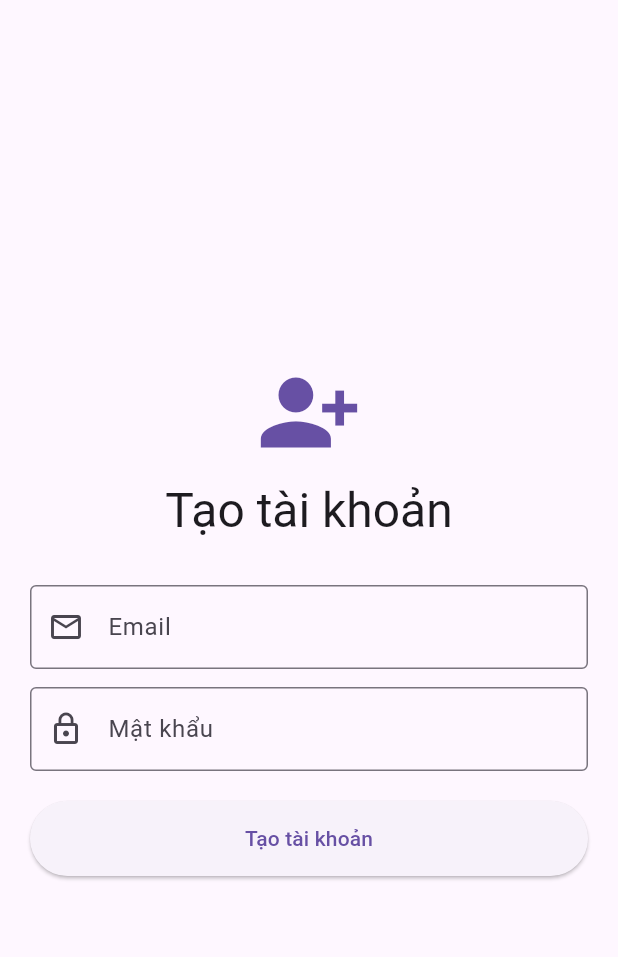
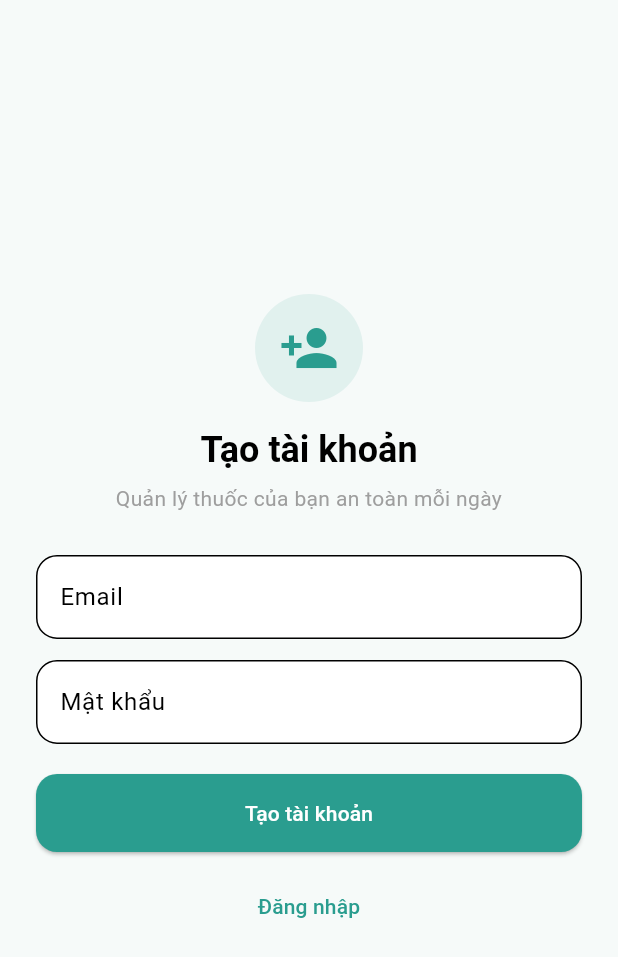
Before and after one commit to linh59/checkin-medicine, a Flutter app: the SignupPage screen opened directly, on a phone screen of 412 x 824 dp. Shown: the top 957 px of the screen. Run offline on Flutter 3.47's test engine with Material 3 defaults, Android fonts, the light colour scheme and no system bars; our stand-ins replace supabase_flutter; accounts and stored records are empty.

Commit message:
update theme

```diff
--- /dev/null
+++ b/lib/core/controllers/theme_controller.dart
@@ -0,0 +1,24 @@
+import 'package:flutter/material.dart';
+
+class ThemeController extends ChangeNotifier {
+  ThemeMode _themeMode = ThemeMode.light;
+
+  ThemeMode get themeMode => _themeMode;
+
+  bool get isDark => _themeMode == ThemeMode.dark;
+
+  void toggleTheme(bool isDark) {
+    _themeMode = isDark ? ThemeMode.dark : ThemeMode.light;
+    notifyListeners();
+  }
+
+  void setLight() {
+    _themeMode = ThemeMode.light;
+    notifyListeners();
+  }
+
+  void setDark() {
+    _themeMode = ThemeMode.dark;
+    notifyListeners();
+  }
+}
--- a/lib/core/theme/app_colors.dart
+++ b/lib/core/theme/app_colors.dart
@@ -1,17 +1,29 @@
-import 'dart:ui';
+import 'package:flutter/material.dart';
 
-class AppColors {
-  static const primary = Color(0xFFD4AF37);
+class WellnessColors {
+  // 🌿 Primary (calm green-blue)
+  static const primary = Color(0xFF2A9D8F);
 
-  static const background =
-  Color(0xFFF8F8F8);
+  // 🌊 Secondary (sky)
+  static const secondary = Color(0xFF4DA3FF);
 
-  static const darkBackground =
-  Color(0xFF121212);
+  // 🌱 Background light
+  static const backgroundLight = Color(0xFFF6FAF9);
 
-  static const card =
-  Color(0xFFFFFFFF);
+  static const surfaceLight = Colors.white;
 
-  static const darkCard =
-  Color(0xFF1E1E1E);
+  // 🌙 Dark mode
+  static const backgroundDark = Color(0xFF0F172A);
+  static const surfaceDark = Color(0xFF162235);
+
+  // 🧠 Text
+  static const textDark = Color(0xFF0F172A);
+  static const textMutedDark = Color(0xFF64748B);
+
+  static const textLight = Color(0xFFF8FAFC);
+  static const textMutedLight = Color(0xFF94A3B8);
+
+  // ⚠️ status
+  static const error = Color(0xFFEF4444);
+  static const warning = Color(0xFFF59E0B);
 }
--- /dev/null
+++ b/lib/core/theme/theme.dart
@@ -0,0 +1,55 @@
+import 'package:flutter/material.dart';
+import 'app_colors.dart';
+
+class AppTheme {
+  static ThemeData light = ThemeData(
+    useMaterial3: true,
+    scaffoldBackgroundColor: WellnessColors.backgroundLight,
+
+    colorScheme: const ColorScheme.light(
+      primary: WellnessColors.primary,
+      secondary: WellnessColors.secondary,
+      surface: WellnessColors.surfaceLight,
+      error: WellnessColors.error,
+    ),
+
+    inputDecorationTheme: InputDecorationTheme(
+      filled: true,
+      fillColor: Colors.white,
+      border: OutlineInputBorder(
+        borderRadius: BorderRadius.circular(14),
+      ),
+    ),
+
+    elevatedButtonTheme: ElevatedButtonThemeData(
+      style: ElevatedButton.styleFrom(
+        backgroundColor: WellnessColors.primary,
+        foregroundColor: Colors.white,
+        minimumSize: const Size.fromHeight(52),
+        shape: RoundedRectangleBorder(
+          borderRadius: BorderRadius.circular(14),
+        ),
+      ),
+    ),
+  );
+
+  static ThemeData dark = ThemeData(
+    useMaterial3: true,
+    scaffoldBackgroundColor: WellnessColors.backgroundDark,
+
+    colorScheme: const ColorScheme.dark(
+      primary: WellnessColors.primary,
+      secondary: WellnessColors.secondary,
+      surface: WellnessColors.surfaceDark,
+      error: WellnessColors.error,
+    ),
+
+    inputDecorationTheme: InputDecorationTheme(
+      filled: true,
+      fillColor: WellnessColors.surfaceDark,
+      border: OutlineInputBorder(
+        borderRadius: BorderRadius.circular(14),
+      ),
+    ),
+  );
+}
--- a/lib/features/auth/signup_page.dart
+++ b/lib/features/auth/signup_page.dart
@@ -1,7 +1,8 @@
+import 'package:checkin_medicine/core/services/auth_gate.dart';
 import 'package:flutter/material.dart';
-import 'package:checkin_medicine/core/services/auth_service.dart';
-import 'package:checkin_medicine/core/services/auth_gate.dart';
-import 'package:checkin_medicine/l10n/app_localizations.dart';
+import '../../../core/theme/app_colors.dart';
+import '../../../core/services/auth_service.dart';
+import '../../../l10n/app_localizations.dart';
 
 class SignupPage extends StatefulWidget {
   const SignupPage({super.key});
@@ -13,42 +14,70 @@ class SignupPage extends StatefulWidget {
 class _SignupPageState extends State<SignupPage> {
   final emailCtrl = TextEditingController();
   final passCtrl = TextEditingController();
-  final authService = AuthService();
 
-  bool isLoading = false;
+  final auth = AuthService();
 
-  Future<void> handleSignup() async {
-    final t = AppLocalizations.of(context)!;
+  bool loading = false;
 
-    setState(() => isLoading = true);
+  String? emailError;
+  String? passError;
+
+  bool validate(AppLocalizations t) {
+    bool ok = true;
+
+    setState(() {
+      emailError = null;
+      passError = null;
+
+      final email = emailCtrl.text.trim();
+      final pass = passCtrl.text.trim();
+
+      // 📧 EMAIL
+      if (email.isEmpty) {
+        emailError = t.emailRequired;
+        ok = false;
+      } else if (!email.contains("@")) {
+        emailError = t.invalidEmail;
+        ok = false;
+      }
+
+      // 🔒 PASSWORD
+      if (pass.isEmpty) {
+        passError = t.passwordRequired;
+        ok = false;
+      } else if (pass.length < 6) {
+        passError = t.passwordMin;
+        ok = false;
+      }
+    });
+
+    return ok;
+  }
+
+  Future<void> signup(AppLocalizations t) async {
+    if (!validate(t)) return;
+
+    setState(() => loading = true);
 
     try {
-      final res = await authService.signUp(
+      final res = await auth.signUp(
         email: emailCtrl.text.trim(),
         password: passCtrl.text.trim(),
       );
 
       if (res.user != null && mounted) {
-        ScaffoldMessenger.of(context).showSnackBar(
-          SnackBar(content: Text(t.signupSuccess)),
-        );
-
         Navigator.pushAndRemoveUntil(
           context,
           MaterialPageRoute(builder: (_) => const AuthGate()),
               (route) => false,
         );
       }
-    } catch (e) {
-      if (mounted) {
-        ScaffoldMessenger.of(context).showSnackBar(
-          SnackBar(content: Text("${t.signupFailed}: $e")),
-        );
-      }
+    } catch (_) {
+      setState(() {
+        passError = t.loginFailed;
+      });
     } finally {
-      if (mounted) {
-        setState(() => isLoading = false);
-      }
+      if (mounted) setState(() => loading = false);
     }
   }
 
@@ -58,72 +87,116 @@ class _SignupPageState extends State<SignupPage> {
     final theme = Theme.of(context);
 
     return Scaffold(
+      backgroundColor: theme.scaffoldBackgroundColor,
+
       body: SafeArea(
-        child: Padding(
-          padding: const EdgeInsets.all(20),
+        child: Center(
+          child: SingleChildScrollView(
+            padding: const EdgeInsets.symmetric(horizontal: 24),
+
+            child: ConstrainedBox(
+              constraints: const BoxConstraints(maxWidth: 420),
+
               child: Column(
-            mainAxisAlignment: MainAxisAlignment.center,
                 children: [
-              Icon(
-                Icons.person_add_alt_1,
-                size: 70,
-                color: theme.colorScheme.primary,
+
+                  // 🌿 ICON
+                  Container(
+                    padding: const EdgeInsets.all(16),
+                    decoration: BoxDecoration(
+                      color: WellnessColors.primary.withOpacity(0.1),
+                      shape: BoxShape.circle,
+                    ),
+                    child: const Icon(
+                      Icons.person_add,
+                      size: 40,
+                      color: WellnessColors.primary,
+                    ),
                   ),
 
-              const SizedBox(height: 10),
+                  const SizedBox(height: 16),
+
+                  // TITLE
+                  Text(
+                    t.createAccount,
+                    style: theme.textTheme.headlineSmall?.copyWith(
+                      fontWeight: FontWeight.bold,
+                    ),
+                  ),
+
+                  const SizedBox(height: 6),
 
                   Text(
-                t.signupTitle,
-                style: theme.textTheme.headlineLarge,
+                    t.loginSubtitle,
+                    textAlign: TextAlign.center,
+                    style: theme.textTheme.bodyMedium?.copyWith(
+                      color: Colors.grey,
+                    ),
                   ),
 
-              const SizedBox(height: 30),
+                  const SizedBox(height: 28),
 
-              // EMAIL
+                  // 📧 EMAIL
                   TextField(
                     controller: emailCtrl,
                     keyboardType: TextInputType.emailAddress,
                     decoration: InputDecoration(
                       labelText: t.email,
-                  border: const OutlineInputBorder(),
-                  prefixIcon: const Icon(Icons.email_outlined),
+                      errorText: emailError,
+                    ),
+                  ),
+
+                  const SizedBox(height: 14),
+
+                  // 🔒 PASSWORD
+                  TextField(
+                    controller: passCtrl,
+                    obscureText: true,
+                    decoration: InputDecoration(
+                      labelText: t.password,
+                      errorText: passError,
+                    ),
+                  ),
+
+                  const SizedBox(height: 20),
+
+                  // 🔘 BUTTON
+                  SizedBox(
+                    width: double.infinity,
+                    height: 52,
+                    child: ElevatedButton(
+                      onPressed: loading ? null : () => signup(t),
+                      child: loading
+                          ? const SizedBox(
+                        height: 18,
+                        width: 18,
+                        child: CircularProgressIndicator(
+                          strokeWidth: 2,
+                          color: Colors.white,
+                        ),
+                      )
+                          : Text(t.createAccount),
                     ),
                   ),
 
                   const SizedBox(height: 12),
 
-              // PASSWORD
-              TextField(
-                controller: passCtrl,
-                obscureText: true,
-                decoration: InputDecoration(
-                  labelText: t.password,
-                  border: const OutlineInputBorder(),
-                  prefixIcon: const Icon(Icons.lock_outline),
+                  // BACK TO LOGIN
+                  TextButton(
+                    onPressed: () => Navigator.pop(context),
+                    child: Text(
+                      t.login,
+                      style: const TextStyle(
+                        color: WellnessColors.primary,
                       ),
-              ),
-
-              const SizedBox(height: 20),
-
-              // BUTTON
-              SizedBox(
-                width: double.infinity,
-                height: 50,
-                child: ElevatedButton(
-                  onPressed: isLoading ? null : handleSignup,
-                  child: isLoading
-                      ? const SizedBox(
-                    width: 20,
-                    height: 20,
-                    child: CircularProgressIndicator(strokeWidth: 2),
-                  )
-                      : Text(t.createAccount),
                     ),
                   ),
                 ],
               ),
             ),
           ),
+        ),
+      ),
     );
   }
 }
--- a/lib/l10n/app_localizations.dart
+++ b/lib/l10n/app_localizations.dart
@@ -175,6 +175,36 @@ abstract class AppLocalizations {
   /// In en, this message translates to:
   /// **'Signup failed'**
   String get signupFailed;
+
+  /// No description provided for @invalidEmail.
+  ///
+  /// In en, this message translates to:
+  /// **'Invalid email format'**
+  String get invalidEmail;
+
+  /// No description provided for @emailRequired.
+  ///
+  /// In en, this message translates to:
+  /// **'Email is required'**
+  String get emailRequired;
+
+  /// No description provided for @passwordRequired.
+  ///
+  /// In en, this message translates to:
+  /// **'Password is required'**
+  String get passwordRequired;
+
+  /// No description provided for @passwordMin.
+  ///
+  /// In en, this message translates to:
+  /// **'Minimum 6 characters'**
+  String get passwordMin;
+
+  /// No description provided for @loginSubtitle.
+  ///
+  /// In en, this message translates to:
+  /// **'Manage your medication safely'**
+  String get loginSubtitle;
 }
 
 class _AppLocalizationsDelegate
--- a/lib/l10n/app_localizations_vi.dart
+++ b/lib/l10n/app_localizations_vi.dart
@@ -46,4 +46,19 @@ class AppLocalizationsVi extends AppLocalizations {
 
   @override
   String get signupFailed => 'Tạo tài khoản thất bại';
+
+  @override
+  String get invalidEmail => 'Email không hợp lệ';
+
+  @override
+  String get emailRequired => 'Vui lòng nhập email';
+
+  @override
+  String get passwordRequired => 'Vui lòng nhập mật khẩu';
+
+  @override
+  String get passwordMin => 'Tối thiểu 6 ký tự';
+
+  @override
+  String get loginSubtitle => 'Quản lý thuốc của bạn an toàn mỗi ngày';
 }
--- a/lib/l10n/app_vi.arb
+++ b/lib/l10n/app_vi.arb
@@ -11,5 +11,10 @@
   "loginFailed": "Đăng nhập thất bại",
   "signupTitle": "Tạo tài khoản",
   "signupSuccess": "Tạo tài khoản thành công",
-  "signupFailed": "Tạo tài khoản thất bại"
+  "signupFailed": "Tạo tài khoản thất bại",
+  "invalidEmail": "Email không hợp lệ",
+  "emailRequired": "Vui lòng nhập email",
+  "passwordRequired": "Vui lòng nhập mật khẩu",
+  "passwordMin": "Tối thiểu 6 ký tự",
+  "loginSubtitle": "Quản lý thuốc của bạn an toàn mỗi ngày"
 }
--- a/pubspec.yaml
+++ b/pubspec.yaml
@@ -47,6 +47,7 @@ dependencies:
   hive_flutter: ^1.1.0
   uuid: ^4.5.3
   dio: ^5.9.2
+  provider: ^6.1.5+1
 
 dev_dependencies:
   flutter_test:
```
Also changed, not shown: lib/features/auth/login_page.dart (+137 -72 lines), lib/features/auth/splash_page.dart (+23 -6 lines), lib/l10n/app_en.arb (+6 -1 lines), lib/l10n/app_localizations_en.dart (+15 -0 lines), lib/main.dart (+15 -1 lines), lib/shared/widgets/theme_switcher.dart (added, +67 -0 lines), pubspec.lock. Lines whose indentation alone changed are shown as unchanged.
